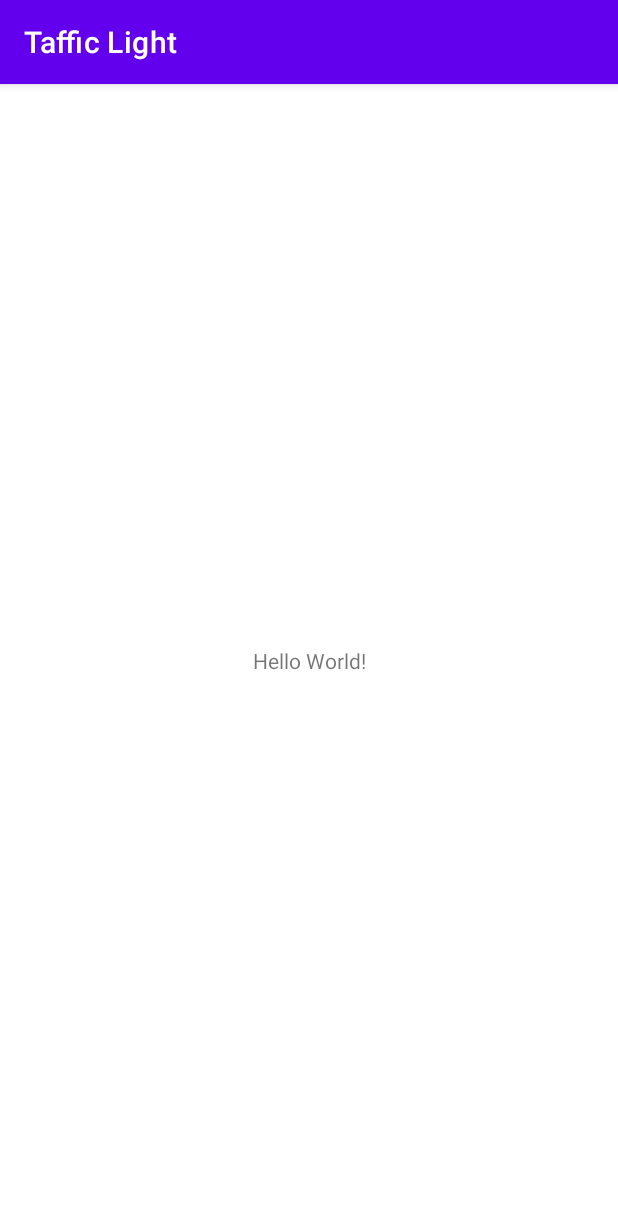
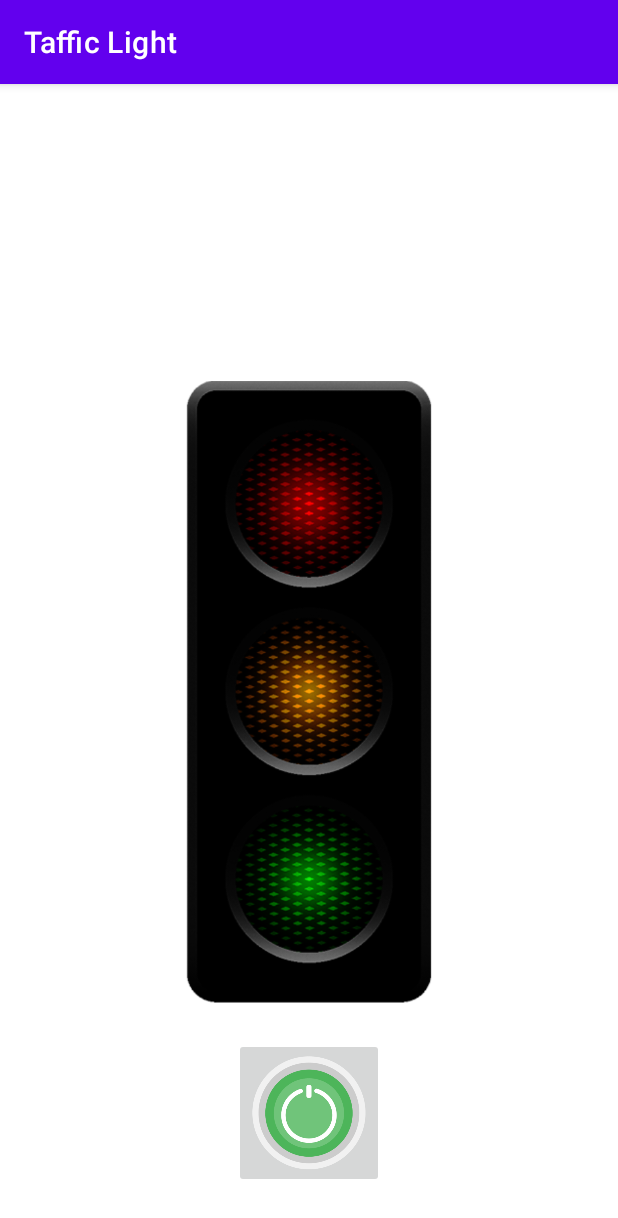
Before and after one commit to raster-gen/androidTrafficLight, an Android app: the screen it shows after launch (MainActivity), on a phone screen of 412 x 824 dp. Shown: the top 1218 px of the screen. Run offline under Robolectric (Android 15) with nearby library versions, the phone set to English and light mode, and no system bars.

Commit message:
refactor drawable pictures

```diff
--- a/app/src/main/java/com/example/tafficlight/Constance.kt
+++ b/app/src/main/java/com/example/tafficlight/Constance.kt
@@ -3,9 +3,9 @@ package com.example.tafficlight
 object Constance {
     val trafficLightColors = mapOf(
             "unplugged" to R.drawable.unpluged,
-            "red" to R.drawable.redLight,
-            "yellow" to R.drawable.yellowLight,
-            "green" to R.drawable.greenLight
+            "red" to R.drawable.red_light,
+            "yellow" to R.drawable.yellow_light,
+            "green" to R.drawable.green_light
     )
     val switchButton = mapOf(
             "turn_on" to R.drawable.switch_on,
--- a/app/src/main/res/layout/activity_main.xml
+++ b/app/src/main/res/layout/activity_main.xml
@@ -6,13 +6,24 @@
     android:layout_height="match_parent"
     tools:context=".MainActivity">
 
-    <TextView
-        android:layout_width="wrap_content"
-        android:layout_height="wrap_content"
-        android:text="Hello World!"
+    <ImageView
+        android:id="@+id/imageView"
+        android:layout_width="165dp"
+        android:layout_height="429dp"
+        android:layout_marginBottom="16dp"
+        app:layout_constraintBottom_toTopOf="@+id/imageButton"
+        app:layout_constraintEnd_toEndOf="parent"
+        app:layout_constraintStart_toStartOf="parent"
+        app:srcCompat="@drawable/unpluged" />
+
+    <ImageButton
+        android:id="@+id/imageButton"
+        android:layout_width="100dp"
+        android:layout_height="100dp"
+        android:layout_marginBottom="32dp"
+        android:scaleType="centerCrop"
         app:layout_constraintBottom_toBottomOf="parent"
-        app:layout_constraintLeft_toLeftOf="parent"
-        app:layout_constraintRight_toRightOf="parent"
-        app:layout_constraintTop_toTopOf="parent" />
-
+        app:layout_constraintEnd_toEndOf="parent"
+        app:layout_constraintStart_toStartOf="parent"
+        app:srcCompat="@drawable/switch_on" />
 </androidx.constraintlayout.widget.ConstraintLayout>
```
Also changed, not shown: app/src/main/res/drawable/green_light.png (renamed from app/src/main/res/drawable/greenLight.png), app/src/main/res/drawable/red_light.png (renamed from app/src/main/res/drawable/redLight.png), app/src/main/res/drawable/yellow_light.png (renamed from app/src/main/res/drawable/yellowLight.png).
